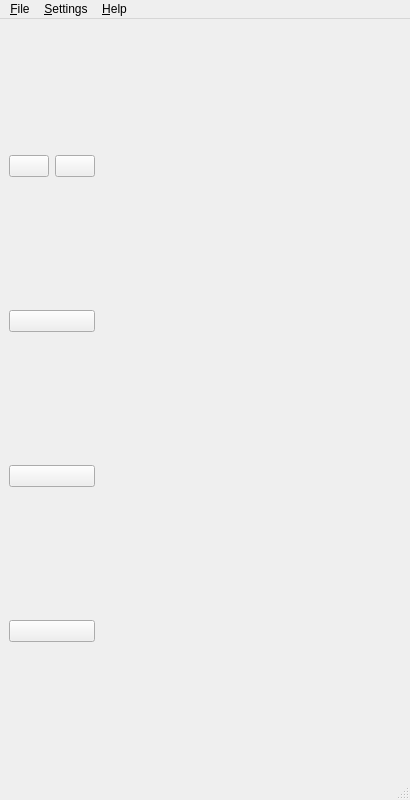
Old version of the form qt_gui/mainwindow.ui in the repository Ngoyal95/OncoPlotter.
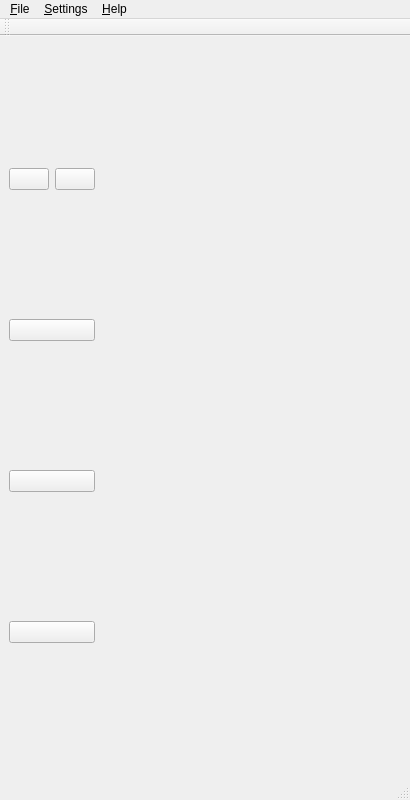
New version of the form.

The edit to the form file:
```diff
--- a/qt_gui/mainwindow.ui
+++ b/qt_gui/mainwindow.ui
@@ -125,6 +125,17 @@
    <addaction name="menuHelp"/>
   </widget>
   <widget class="QStatusBar" name="statusbar"/>
+  <widget class="QToolBar" name="toolBar">
+   <property name="windowTitle">
+    <string>toolBar</string>
+   </property>
+   <attribute name="toolBarArea">
+    <enum>TopToolBarArea</enum>
+   </attribute>
+   <attribute name="toolBarBreak">
+    <bool>false</bool>
+   </attribute>
+  </widget>
   <action name="actionGeneral_Settings">
    <property name="text">
     <string>General Settings</string>
```
